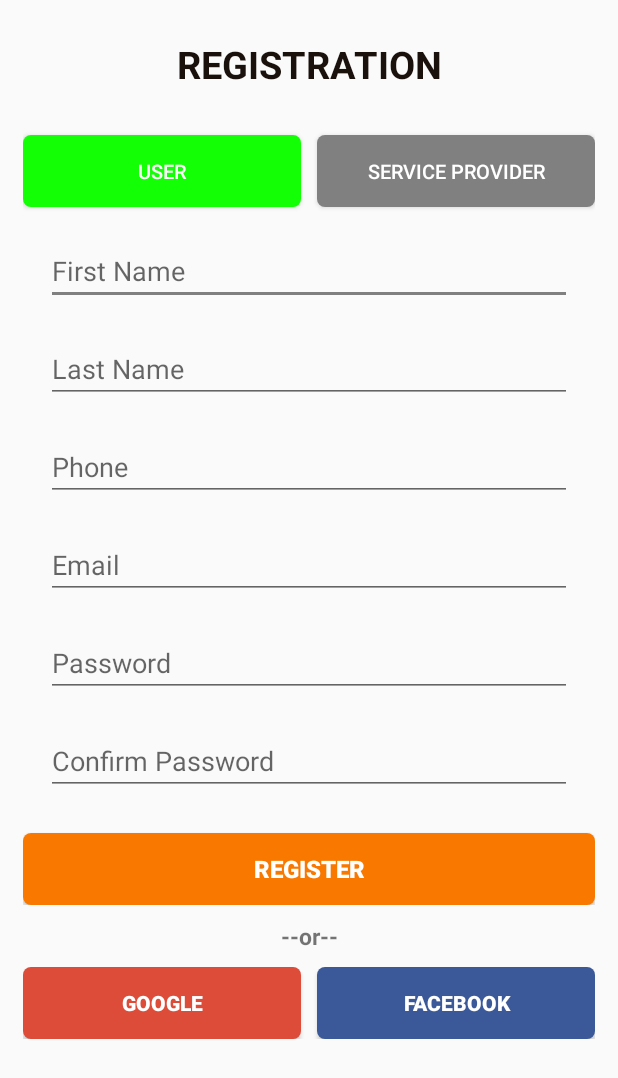
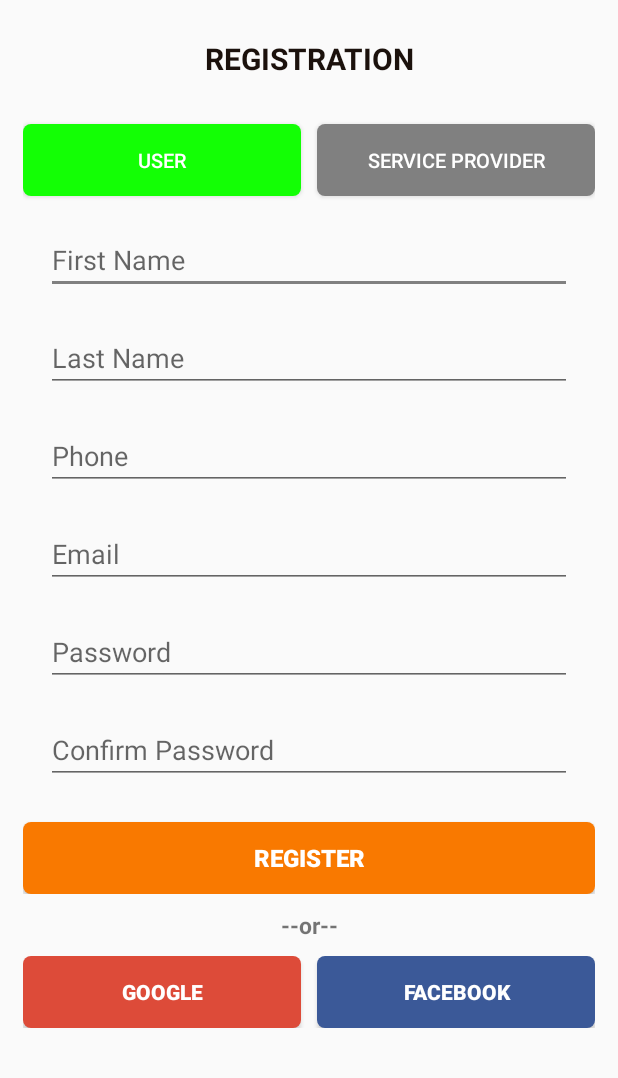
Before and after one commit to devsxx/StarAutoAssist, an Android app: the RegisterActivity screen opened directly, with no data from a screen before it, on a phone screen of 412 x 824 dp. Shown: the top 1078 px of the screen. Run offline under Robolectric (Android 15) with nearby library versions, the phone set to English and light mode, and no system bars.

Commit message:
Register Page

```diff
--- a/app/src/main/java/com/app/starautoassist/Activity/LoginActivity.java
+++ b/app/src/main/java/com/app/starautoassist/Activity/LoginActivity.java
@@ -26,6 +26,7 @@ import android.widget.Toast;
 import com.app.starautoassist.R;
 
 public class LoginActivity extends AppCompatActivity implements View.OnClickListener {
+
     private EditText etemail, etpass;
     private Button btnlogin;
     private TextView tvforgot, tvcreate;
--- a/app/src/main/res/layout/activity_login.xml
+++ b/app/src/main/res/layout/activity_login.xml
@@ -5,6 +5,7 @@
     android:layout_height="match_parent"
     android:padding="15dp">
 <LinearLayout
+    android:layout_marginTop="30dp"
     android:layout_width="match_parent"
     android:layout_height="wrap_content"
     android:gravity="center"
@@ -17,6 +18,7 @@
             android:contentDescription="@string/star_auto_assist" />
 </LinearLayout>
     <LinearLayout
+        android:layout_marginTop="15dp"
         android:orientation="vertical"
         android:layout_below="@+id/logoimage"
         android:id="@+id/loginfieldlayout"
--- a/app/src/main/res/layout/activity_register.xml
+++ b/app/src/main/res/layout/activity_register.xml
@@ -20,7 +20,7 @@
         <TextView
             android:layout_marginTop="10dp"
             android:text="REGISTRATION"
-            android:textSize="25sp"
+            android:textSize="20sp"
             android:layout_alignParentTop="true"
             android:textColor="#1b110c"
             android:textStyle="bold"
```
Also changed, not shown: app/src/main/java/com/app/starautoassist/Activity/RegisterActivity.java (line endings or trailing spaces).
